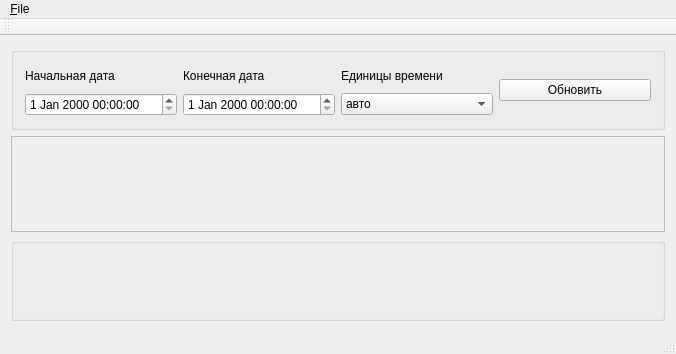
DarkHobbit/chronoline, file src/ChronoLineDemo/mainwindow.ui: the form before one commit.
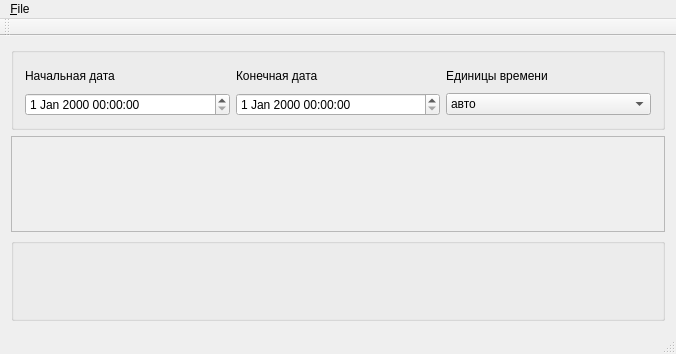
The form after the commit.

Commit message:
Более интерактивное демо
Убрана кнопка обновления, обновление отображения линии происходит
автоматически после изменения любого из параметров.

Patch:
```diff
--- a/src/ChronoLineDemo/mainwindow.ui
+++ b/src/ChronoLineDemo/mainwindow.ui
@@ -48,13 +48,6 @@
          </property>
         </widget>
        </item>
-       <item row="0" column="3" rowspan="2">
-        <widget class="QPushButton" name="btnUpdate">
-         <property name="text">
-          <string>Обновить</string>
-         </property>
-        </widget>
-       </item>
        <item row="1" column="0">
         <widget class="QDateTimeEdit" name="edMinDate"/>
        </item>
```
Left out of the diff: 16 changed lines with no effect on the pictures. The commit also changes 2 other files.
